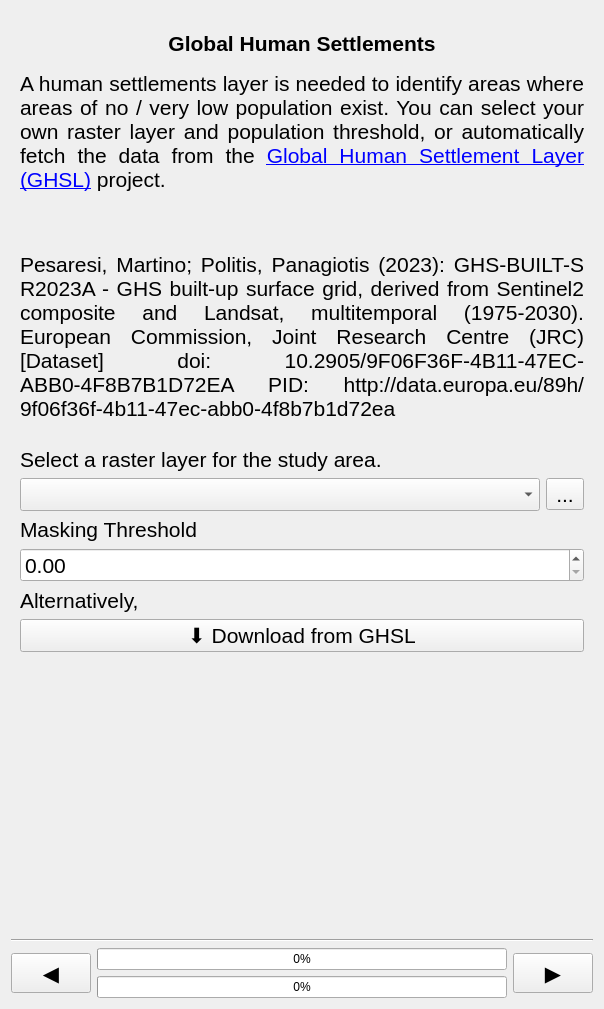
Qt form geest/ui/ghsl_panel_base.ui (worldbank/GEEST) before a commit.
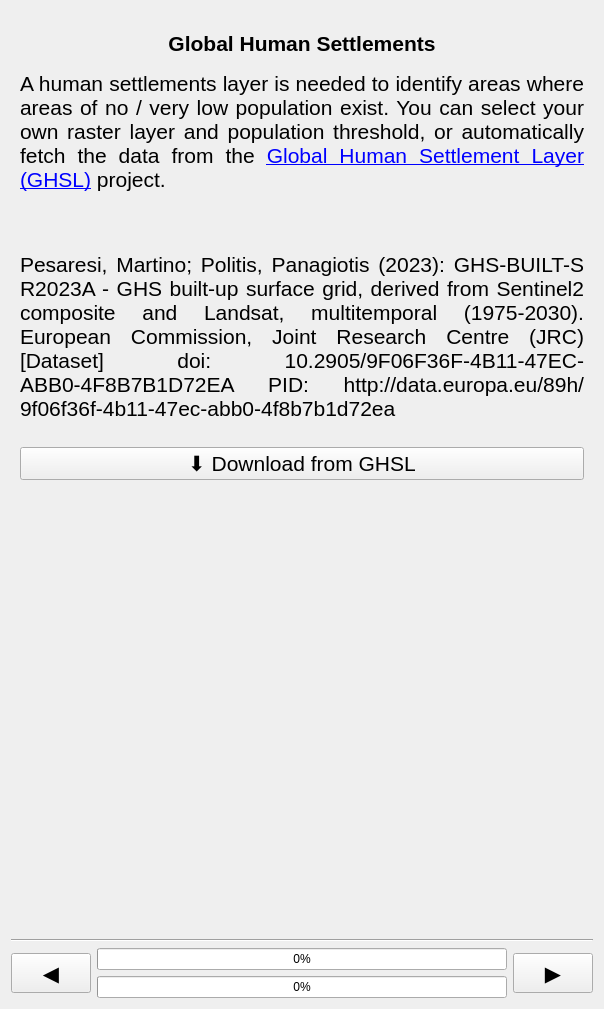
The same form after that commit. Icons and pictures are not drawn. Custom widgets are drawn as their Qt base class.

Commit message: Implementation for GHSL working.

Diff of the .ui file:
```diff
--- a/geest/ui/ghsl_panel_base.ui
+++ b/geest/ui/ghsl_panel_base.ui
@@ -161,18 +161,36 @@
        <string notr="true"/>
       </property>
       <layout class="QGridLayout" name="gridLayout_3">
-       <item row="4" column="0">
-        <widget class="QLabel" name="threshold_label">
+       <item row="0" column="0">
+        <widget class="QLabel" name="description">
          <property name="font">
           <font>
            <pointsize>16</pointsize>
           </font>
          </property>
          <property name="text">
-          <string>Masking Threshold</string>
+          <string>&lt;html&gt;&lt;head/&gt;&lt;body&gt;&lt;p&gt;A human settlements layer is needed to identify areas where areas of no / very low population exist. You can select your own raster layer and population threshold, or automatically fetch the data from the &lt;a href=&quot;https://human-settlement.emergency.copernicus.eu/&quot;&gt;&lt;span style=&quot; text-decoration: underline; color:#0000ff;&quot;&gt;Global Human Settlement Layer (GHSL)&lt;/span&gt;&lt;/a&gt; project.&lt;br/&gt;&lt;br/&gt;&lt;/p&gt;&lt;p&gt;Pesaresi, Martino; Politis, Panagiotis (2023): GHS-BUILT-S R2023A - GHS built-up surface grid, derived from Sentinel2 composite and Landsat, multitemporal (1975-2030). European Commission, Joint Research Centre (JRC) [Dataset] doi: 10.2905/9F06F36F-4B11-47EC-ABB0-4F8B7B1D72EA PID: http://data.europa.eu/89h/9f06f36f-4b11-47ec-abb0-4f8b7b1d72ea &lt;/p&gt;&lt;/body&gt;&lt;/html&gt;</string>
          </property>
-         <property name="buddy">
-          <cstring>masking_threshold</cstring>
+         <property name="textFormat">
+          <enum>Qt::MarkdownText</enum>
+         </property>
+         <property name="alignment">
+          <set>Qt::AlignJustify|Qt::AlignTop</set>
+         </property>
+         <property name="wordWrap">
+          <bool>true</bool>
+         </property>
+        </widget>
+       </item>
+       <item row="2" column="0">
+        <widget class="QPushButton" name="download_ghsl_layer_button">
+         <property name="font">
+          <font>
+           <pointsize>16</pointsize>
+          </font>
+         </property>
+         <property name="text">
+          <string>⬇️ Download from GHSL</string>
          </property>
         </widget>
        </item>
@@ -192,7 +210,7 @@
          </property>
         </widget>
        </item>
-       <item row="8" column="0">
+       <item row="3" column="0">
         <spacer name="verticalSpacer">
          <property name="orientation">
           <enum>Qt::Vertical</enum>
@@ -205,128 +223,12 @@
          </property>
         </spacer>
        </item>
-       <item row="7" column="0">
-        <widget class="QPushButton" name="download_ghsl_layer_button">
-         <property name="font">
-          <font>
-           <pointsize>16</pointsize>
-          </font>
-         </property>
-         <property name="text">
-          <string>⬇️ Download from GHSL</string>
-         </property>
-        </widget>
-       </item>
-       <item row="3" column="0">
-        <layout class="QHBoxLayout" name="horizontalLayout_3">
-         <property name="spacing">
-          <number>6</number>
-         </property>
-         <item>
-          <widget class="QgsMapLayerComboBox" name="raster_layer_combo">
-           <property name="font">
-            <font>
-             <pointsize>16</pointsize>
-            </font>
-           </property>
-          </widget>
-         </item>
-         <item>
-          <widget class="QToolButton" name="load_ghsl_layer_button">
-           <property name="font">
-            <font>
-             <pointsize>16</pointsize>
-            </font>
-           </property>
-           <property name="text">
-            <string>...</string>
-           </property>
-          </widget>
-         </item>
-        </layout>
-       </item>
-       <item row="5" column="0">
-        <widget class="QDoubleSpinBox" name="masking_threshold">
-         <property name="font">
-          <font>
-           <pointsize>16</pointsize>
-          </font>
-         </property>
-        </widget>
-       </item>
-       <item row="2" column="0">
-        <widget class="QLabel" name="description4">
-         <property name="font">
-          <font>
-           <pointsize>16</pointsize>
-          </font>
-         </property>
-         <property name="text">
-          <string>Select a raster layer for the study area.</string>
-         </property>
-         <property name="textFormat">
-          <enum>Qt::MarkdownText</enum>
-         </property>
-         <property name="alignment">
-          <set>Qt::AlignJustify|Qt::AlignTop</set>
-         </property>
-         <property name="wordWrap">
-          <bool>true</bool>
-         </property>
-         <property name="buddy">
-          <cstring>raster_layer_combo</cstring>
-         </property>
-        </widget>
-       </item>
-       <item row="0" column="0">
-        <widget class="QLabel" name="description">
-         <property name="font">
-          <font>
-           <pointsize>16</pointsize>
-          </font>
-         </property>
-         <property name="text">
-          <string>&lt;html&gt;&lt;head/&gt;&lt;body&gt;&lt;p&gt;A human settlements layer is needed to identify areas where areas of no / very low population exist. You can select your own raster layer and population threshold, or automatically fetch the data from the &lt;a href=&quot;https://human-settlement.emergency.copernicus.eu/&quot;&gt;&lt;span style=&quot; text-decoration: underline; color:#0000ff;&quot;&gt;Global Human Settlement Layer (GHSL)&lt;/span&gt;&lt;/a&gt; project.&lt;br/&gt;&lt;br/&gt;&lt;/p&gt;&lt;p&gt;Pesaresi, Martino; Politis, Panagiotis (2023): GHS-BUILT-S R2023A - GHS built-up surface grid, derived from Sentinel2 composite and Landsat, multitemporal (1975-2030). European Commission, Joint Research Centre (JRC) [Dataset] doi: 10.2905/9F06F36F-4B11-47EC-ABB0-4F8B7B1D72EA PID: http://data.europa.eu/89h/9f06f36f-4b11-47ec-abb0-4f8b7b1d72ea &lt;/p&gt;&lt;/body&gt;&lt;/html&gt;</string>
-         </property>
-         <property name="textFormat">
-          <enum>Qt::MarkdownText</enum>
-         </property>
-         <property name="alignment">
-          <set>Qt::AlignJustify|Qt::AlignTop</set>
-         </property>
-         <property name="wordWrap">
-          <bool>true</bool>
-         </property>
-        </widget>
-       </item>
-       <item row="6" column="0">
-        <widget class="QLabel" name="alternatively_label">
-         <property name="font">
-          <font>
-           <pointsize>16</pointsize>
-          </font>
-         </property>
-         <property name="text">
-          <string>Alternatively,</string>
-         </property>
-         <property name="buddy">
-          <cstring>download_ghsl_layer_button</cstring>
-         </property>
-        </widget>
-       </item>
       </layout>
      </widget>
     </widget>
    </item>
   </layout>
  </widget>
- <customwidgets>
-  <customwidget>
-   <class>QgsMapLayerComboBox</class>
-   <extends>QComboBox</extends>
-   <header>qgsmaplayercombobox.h</header>
-  </customwidget>
- </customwidgets>
  <tabstops>
   <tabstop>scrollArea</tabstop>
   <tabstop>raster_layer_combo</tabstop>
```
Left out of the diff: 3 changed lines with no effect on the pictures. The commit also changes 10 other files.
